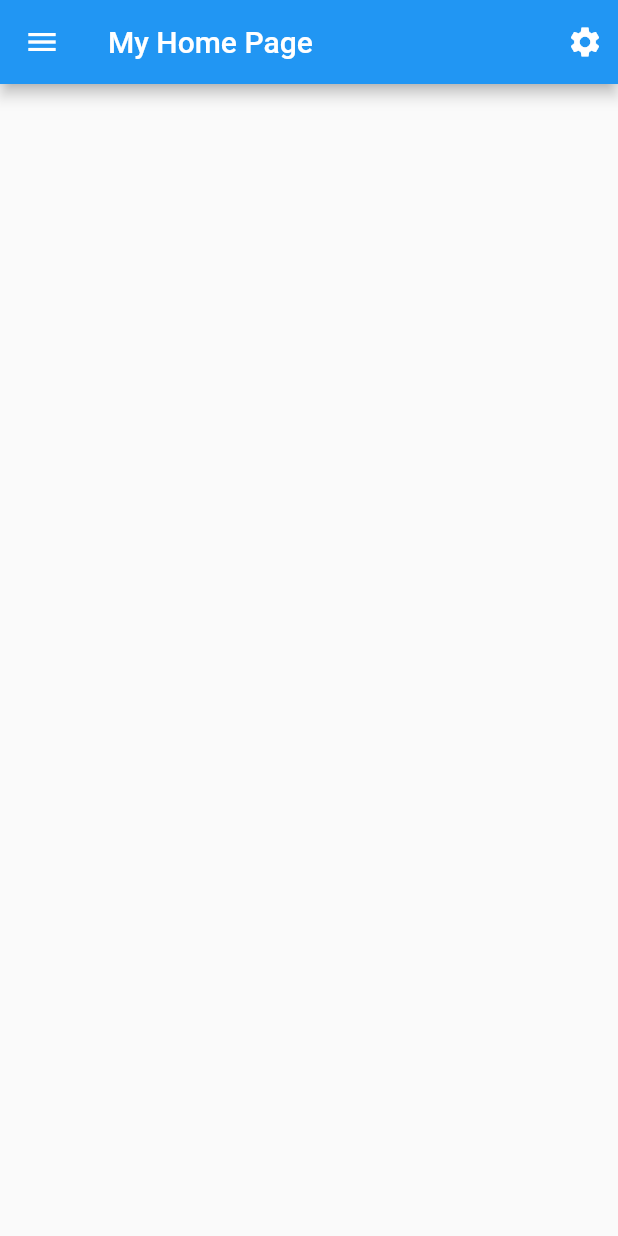
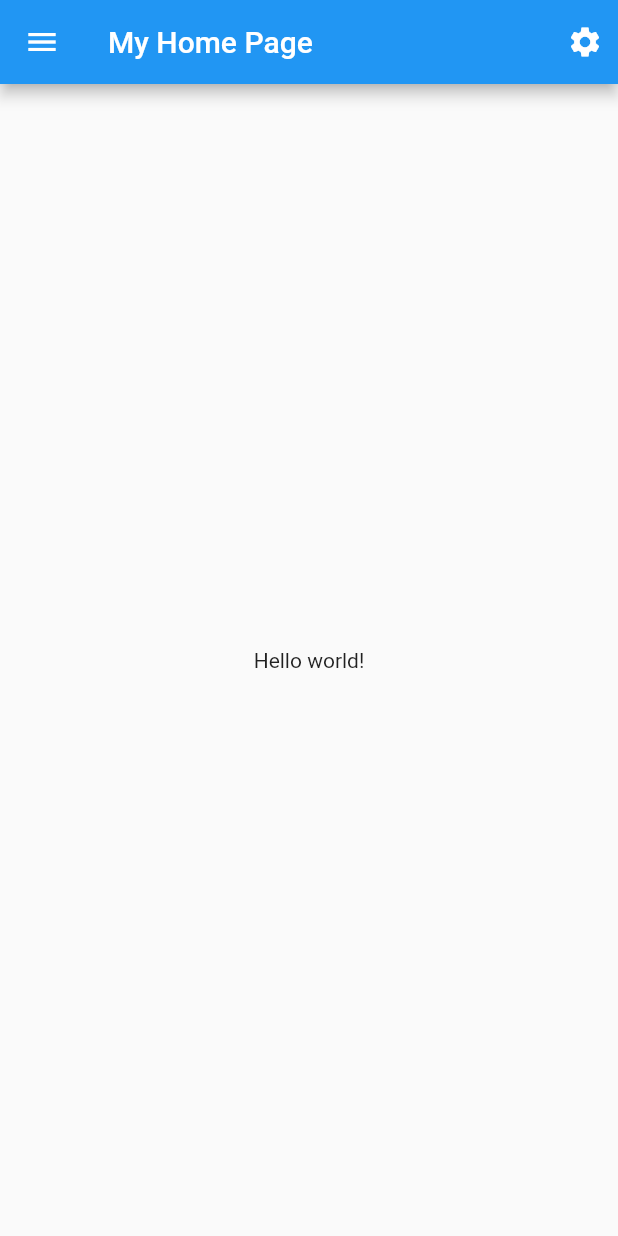
Before and after one commit to janshair/flutter-tutorial, a Flutter app: the screen it shows after launch, on a phone screen of 412 x 824 dp. Run offline on Flutter 3.47's test engine with Material 2 defaults, Android fonts, the phone set to English and light mode, and no system bars.

Commit message:
Added body

```diff
--- a/lib/screens/my_home_page.dart
+++ b/lib/screens/my_home_page.dart
@@ -5,7 +5,6 @@ class MyHomePage extends StatelessWidget {
   Widget build(BuildContext context) {
     return Scaffold(
       appBar: AppBar(
-
         leading: Icon(Icons.menu),
         title: Text('My Home Page'),
         actions: [
@@ -15,6 +14,9 @@ class MyHomePage extends StatelessWidget {
           )
         ],
       ),
+      body: Center(
+        child: Text('Hello world!'),
+      ),
     );
   }
 }
```
